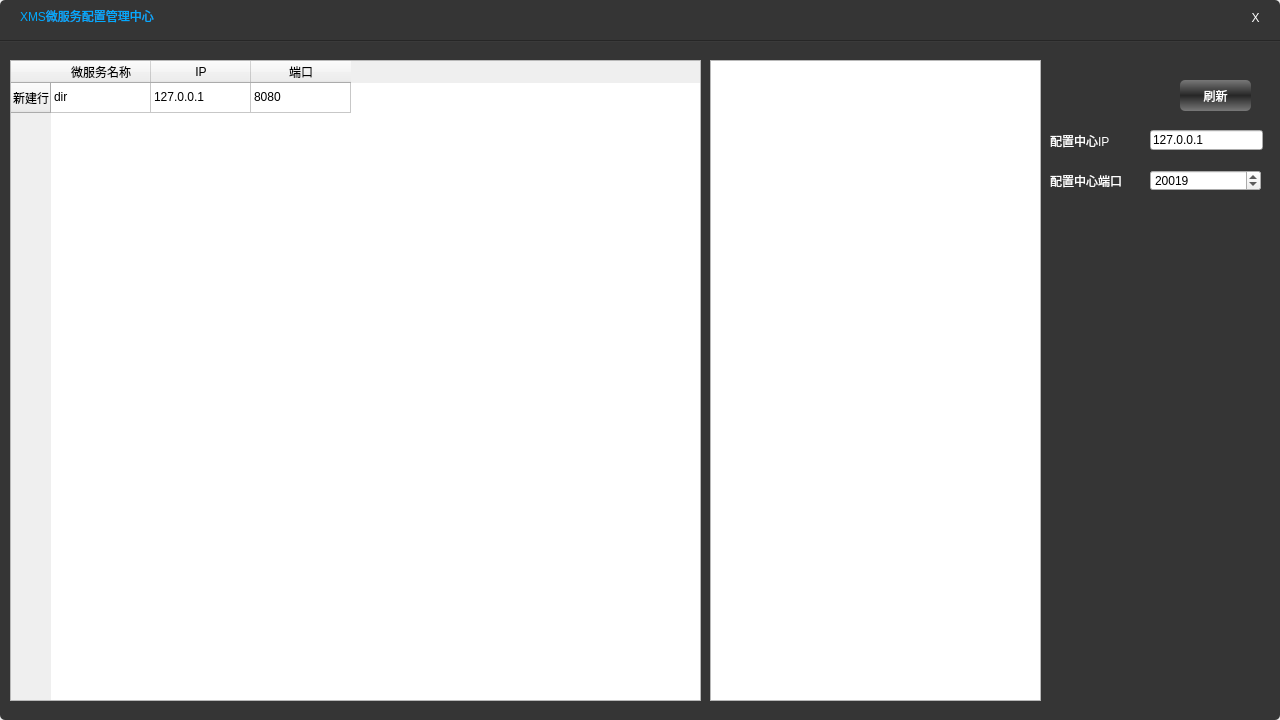
Above: src/config_gui/src/config_gui.ui from cuttingdust/xms before the change. Below: the same form after it.
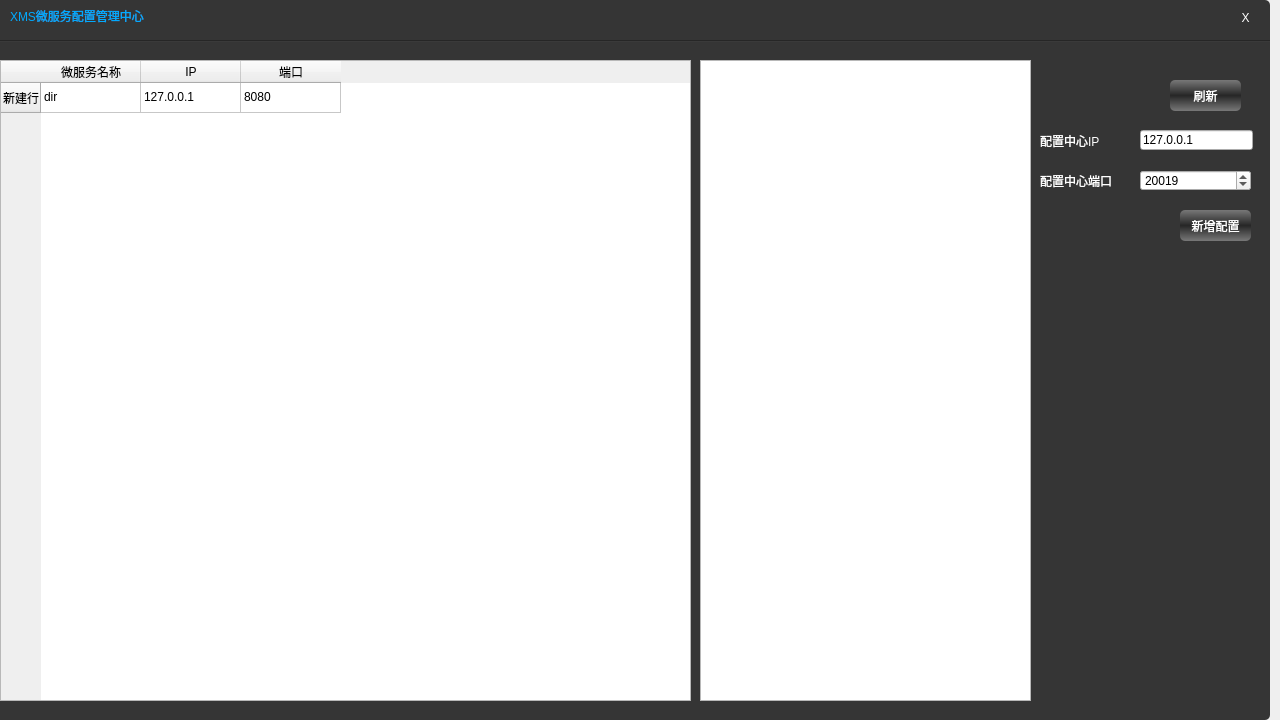
That is the form after the change.

The edit to the form file:
```diff
--- a/src/config_gui/src/config_gui.ui
+++ b/src/config_gui/src/config_gui.ui
@@ -64,7 +64,7 @@
     <widget class="QWidget" name="back" native="true">
       <property name="geometry">
         <rect>
-          <x>0</x>
+     <x>-10</x>
           <y>0</y>
           <width>1280</width>
           <height>720</height>
@@ -241,6 +241,19 @@
           </rect>
         </property>
       </widget>
+   <widget class="QPushButton" name="add_config_Button">
+    <property name="geometry">
+     <rect>
+      <x>1190</x>
+      <y>210</y>
+      <width>71</width>
+      <height>31</height>
+     </rect>
+    </property>
+    <property name="text">
+     <string>新增配置</string>
+    </property>
+   </widget>
     </widget>
   </widget>
   <layoutdefault spacing="6" margin="11"/>
```
Left out of the diff: 17 changed lines with no effect on the pictures. Lines whose indentation alone changed are shown as unchanged.
